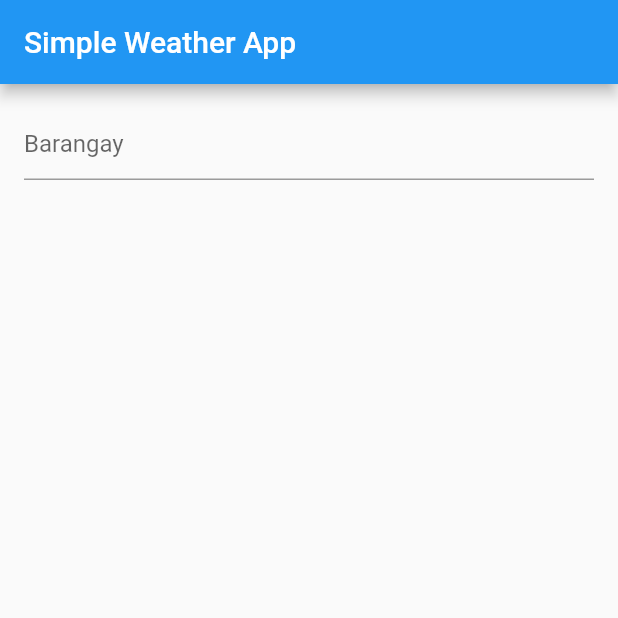
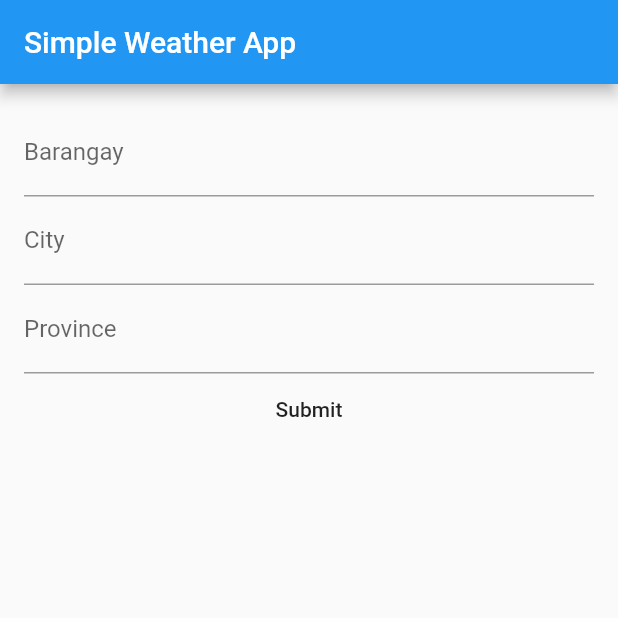
Before and after one commit to mrcprgt/simple_weather_app, a Flutter app: the screen it shows after launch, on a phone screen of 412 x 824 dp, the top half of it. Run offline on Flutter 3.47's test engine with Material 2 defaults, Android fonts, the phone set to English and light mode, and no system bars; drawn by our look-alikes of flutter_form_builder.

Commit message:
finished initial app home view

```diff
--- /dev/null
+++ b/lib/home.dart
@@ -0,0 +1,52 @@
+import 'package:flutter/material.dart';
+import 'package:flutter_form_builder/flutter_form_builder.dart';
+
+class Home extends StatefulWidget {
+  @override
+  _HomeState createState() => _HomeState();
+}
+
+class _HomeState extends State<Home> {
+  final GlobalKey<FormBuilderState> _fbKey = GlobalKey<FormBuilderState>();
+  @override
+  Widget build(BuildContext context) {
+    return SafeArea(
+      child: Scaffold(
+        appBar: AppBar(
+          title: Text('Simple Weather App'),
+        ),
+        body: Center(
+          child: Container(
+              padding: EdgeInsets.all(16),
+              child: FormBuilder(
+                key: _fbKey,
+                child: Column(
+                  children: <Widget>[
+                    FormBuilderTextField(
+                      attribute: "brgy",
+                      decoration: InputDecoration(labelText: "Barangay"),
+                    ),
+                    FormBuilderTextField(
+                      attribute: "city",
+                      decoration: InputDecoration(labelText: "City"),
+                    ),
+                    FormBuilderTextField(
+                      attribute: "prov",
+                      decoration: InputDecoration(labelText: "Province"),
+                    ),
+                    MaterialButton(
+                      child: Text("Submit"),
+                      onPressed: () {
+                        if (_fbKey.currentState.saveAndValidate()) {
+                          print(_fbKey.currentState.value);
+                        }
+                      },
+                    ),
+                  ],
+                ),
+              )),
+        ),
+      ),
+    );
+  }
+}
--- a/lib/main.dart
+++ b/lib/main.dart
@@ -1,5 +1,6 @@
 import 'package:flutter/material.dart';
-import 'package:simple_weather_app/views/home.dart';
+
+import 'home.dart';
 
 void main() => runApp(MyApp());
 
```
